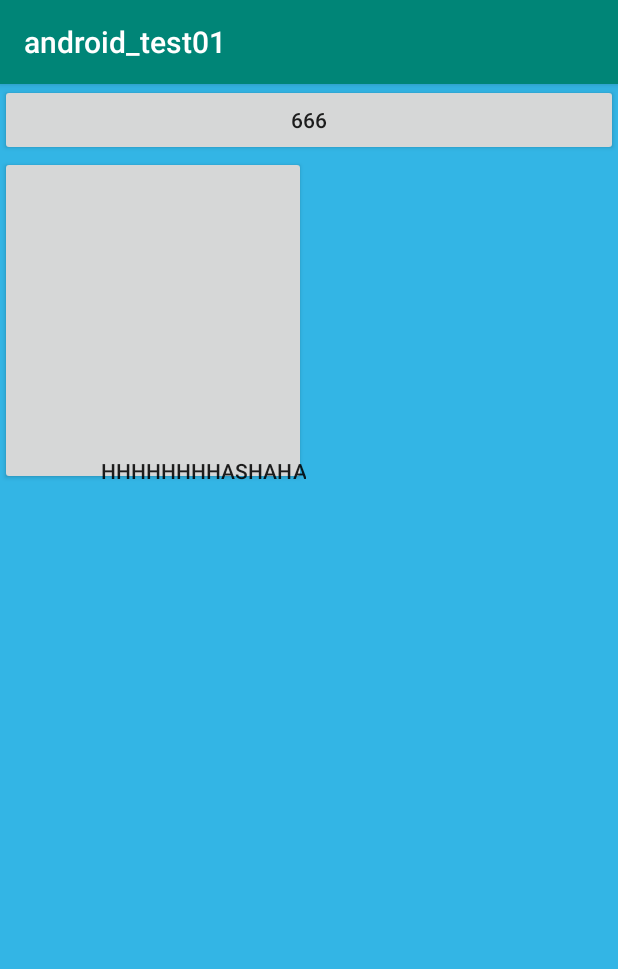
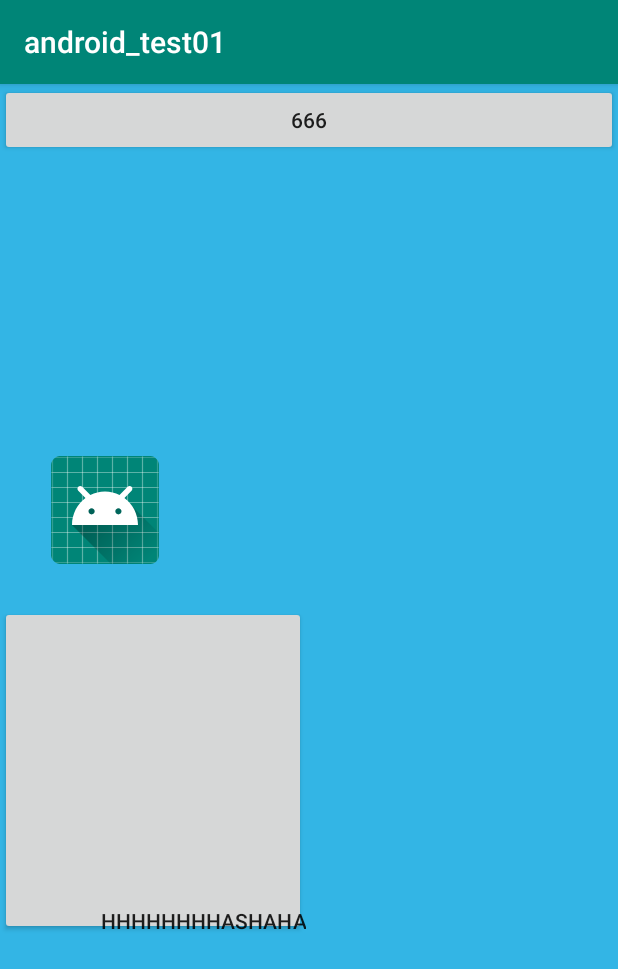
Before and after one commit to HYDupup/android_Test, an Android app: the screen it shows after launch (Main2Activity), on a phone screen of 412 x 824 dp. Shown: the top 969 px of the screen. Run offline under Robolectric (Android 15) with nearby library versions, the phone set to English and light mode, and no system bars.

Commit message:
feat: 0.0.1

```diff
--- a/app/src/main/java/com/example/android_test01/Main2Activity.java
+++ b/app/src/main/java/com/example/android_test01/Main2Activity.java
@@ -28,7 +28,6 @@ public class Main2Activity extends AppCompatActivity {
                 intent.setClass(Main2Activity.this,Test01.class);
                 startActivity(intent);
 
-
             }
         });
 
@@ -52,6 +51,7 @@ public class Main2Activity extends AppCompatActivity {
 
     }
 
+
     @Override
         protected void onPause() {
             super.onPause();
--- a/app/src/main/res/layout/activity_main2.xml
+++ b/app/src/main/res/layout/activity_main2.xml
@@ -20,8 +20,21 @@
 
 
 
+        <FrameLayout
+            android:id="@+id/frameLayoutTest"
+            android:layout_marginLeft="20dp"
+            android:layout_marginTop="200dp"
+            android:layout_width="100dp"
+            android:layout_height="100dp"
 
+            >
+                <ImageView
+                    android:id="@+id/imageView2"
+                    android:layout_width="match_parent"
+                    android:layout_height="wrap_content"
+                    app:srcCompat="@mipmap/ic_launcher" />
 
+        </FrameLayout>
 
 
 </LinearLayout>
```
Also changed, not shown: app/build.gradle (+5 -5 lines), 1 other file.
